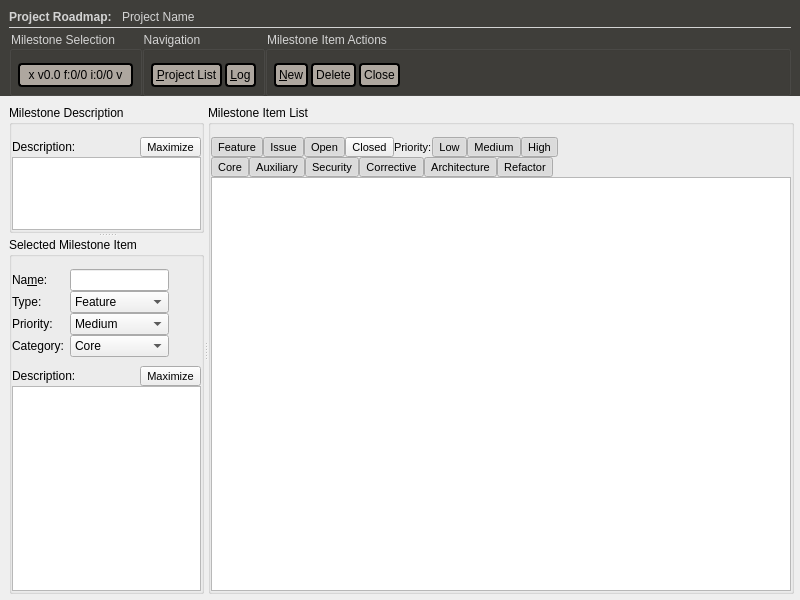
Qt form forms/roadmap2.ui (skriticos/nelia1) before a commit.
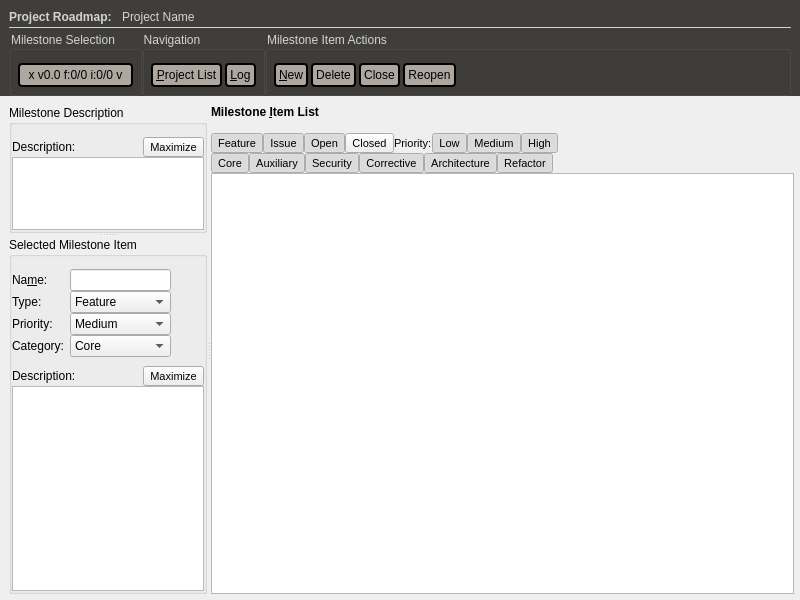
The same form after that commit.

Commit message: draft roadmap close/reopen milestone item

The edit to the form file:
```diff
--- a/forms/roadmap2.ui
+++ b/forms/roadmap2.ui
@@ -251,7 +251,7 @@
               </property>
              </widget>
             </item>
-            <item row="0" column="3">
+            <item row="0" column="4">
              <spacer name="horizontalSpacer">
               <property name="orientation">
                <enum>Qt::Horizontal</enum>
@@ -271,6 +271,13 @@
               </property>
              </widget>
             </item>
+            <item row="0" column="3">
+             <widget class="QPushButton" name="btn_mi_reopen">
+              <property name="text">
+               <string>Reopen</string>
+              </property>
+             </widget>
+            </item>
            </layout>
           </widget>
          </item>
@@ -650,33 +657,21 @@
           </item>
          </layout>
         </widget>
-        <widget class="QGroupBox" name="group_log_list">
+        <widget class="QWidget" name="group_log_list" native="true">
          <property name="sizePolicy">
           <sizepolicy hsizetype="Preferred" vsizetype="Preferred">
            <horstretch>2</horstretch>
            <verstretch>0</verstretch>
           </sizepolicy>
          </property>
-         <property name="title">
-          <string>Milestone Item List</string>
-         </property>
          <layout class="QGridLayout" name="gridLayout_13">
-          <property name="leftMargin">
-           <number>0</number>
-          </property>
-          <property name="topMargin">
-           <number>12</number>
-          </property>
-          <property name="rightMargin">
-           <number>0</number>
-          </property>
-          <property name="bottomMargin">
+          <property name="margin">
            <number>0</number>
           </property>
           <property name="spacing">
            <number>0</number>
           </property>
-          <item row="0" column="0">
+          <item row="1" column="0">
            <widget class="QWidget" name="widget" native="true">
             <layout class="QGridLayout" name="gridLayout_12">
              <property name="margin">
@@ -984,7 +979,7 @@
             </layout>
            </widget>
           </item>
-          <item row="1" column="0">
+          <item row="2" column="0">
            <widget class="QTableView" name="tbl_mi_list">
             <property name="font">
              <font>
@@ -1002,6 +997,37 @@
             </property>
            </widget>
           </item>
+          <item row="0" column="0">
+           <widget class="QLabel" name="label_9">
+            <property name="sizePolicy">
+             <sizepolicy hsizetype="Preferred" vsizetype="Preferred">
+              <horstretch>0</horstretch>
+              <verstretch>0</verstretch>
+             </sizepolicy>
+            </property>
+            <property name="minimumSize">
+             <size>
+              <width>0</width>
+              <height>28</height>
+             </size>
+            </property>
+            <property name="font">
+             <font>
+              <weight>75</weight>
+              <bold>true</bold>
+             </font>
+            </property>
+            <property name="text">
+             <string>Milestone &amp;Item List</string>
+            </property>
+            <property name="alignment">
+             <set>Qt::AlignLeading|Qt::AlignLeft|Qt::AlignTop</set>
+            </property>
+            <property name="buddy">
+             <cstring>tbl_mi_list</cstring>
+            </property>
+           </widget>
+          </item>
          </layout>
         </widget>
        </widget>
```
Left out of the diff: 31 changed lines with no effect on the pictures. The commit also changes 3 other files.
